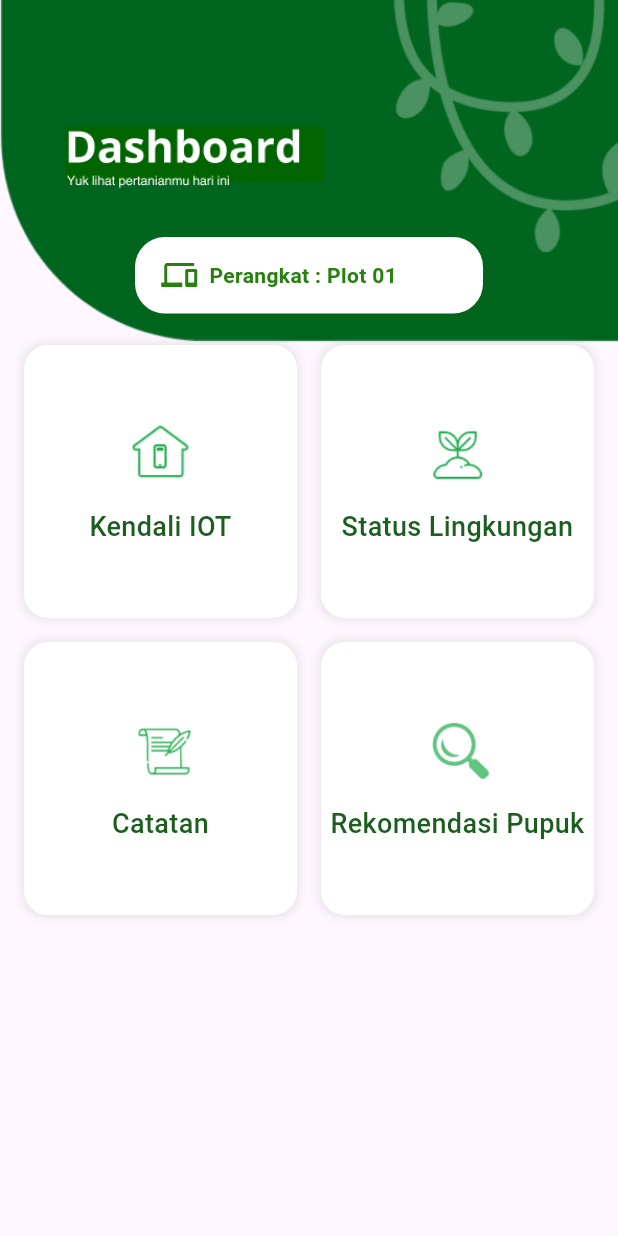
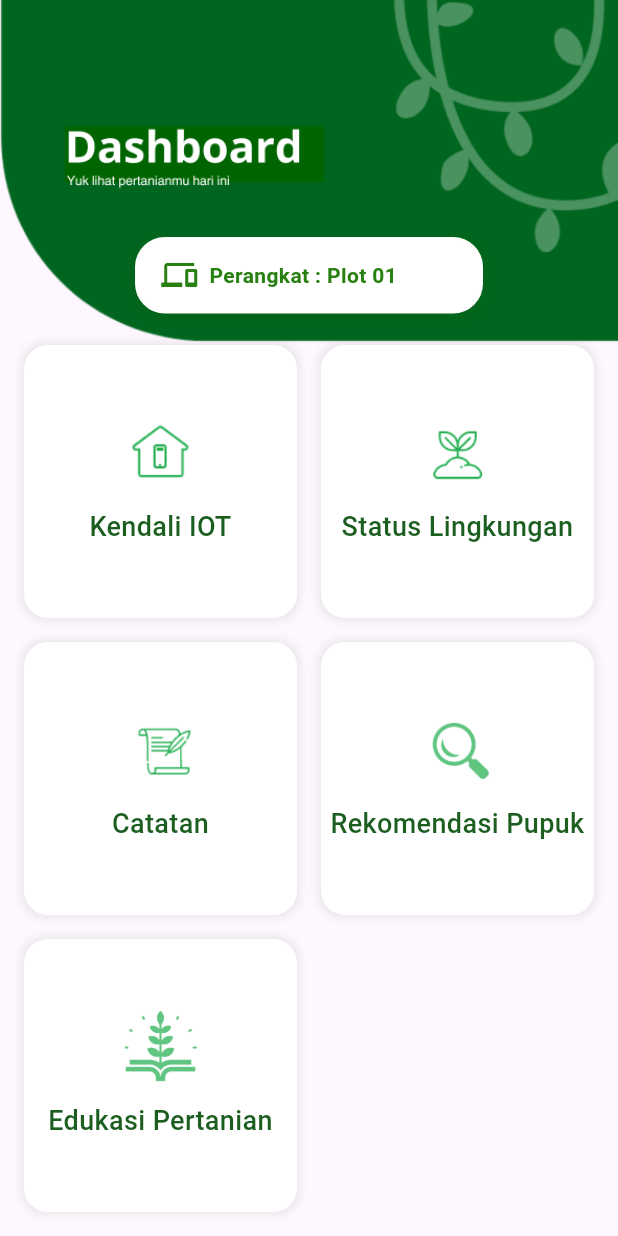
Before and after one commit to alvianfirdaus/JD-AlvianNurFirdaus-Sitanam, a Flutter app: the DashboardScreen screen opened by its route, on a phone screen of 412 x 824 dp. Run offline on Flutter 3.47's test engine with Material 3 defaults, Android fonts, the phone set to English and light mode, and no system bars; our stand-ins replace firebase_auth, firebase_core, firebase_database, fl_chart, shared_preferences, youtube_player_flutter; missing offline and left inert: mobile_scanner; accounts and stored records are empty.

Commit message:
build fitur edukasi pertanian

```diff
--- a/lib/Pages/dashboard.dart
+++ b/lib/Pages/dashboard.dart
@@ -6,6 +6,8 @@ import 'package:sitanam_alvian_apk/Pages/lingkungan.dart';
 import 'package:sitanam_alvian_apk/Pages/catatan.dart';
 import 'package:sitanam_alvian_apk/Pages/hitung_nutrisi.dart';
 import 'package:sitanam_alvian_apk/Pages/akun.dart';
+import 'package:sitanam_alvian_apk/Pages/edukasi.dart';
+// import 'package:sitanam_alvian_apk/Pages/cuaca_screen.dart';
 
 class DashboardScreen extends StatefulWidget {
   final int selectedIndex;
@@ -17,6 +19,8 @@ class DashboardScreen extends StatefulWidget {
 }
 
 class _DashboardScreenState extends State<DashboardScreen> {
+  static const double _headerHeight = 230;
+
   String selectedPlot = "Plot 01"; // Default selected plot
   Map<String, dynamic> plotData = {}; // Plot data
 
@@ -25,7 +29,6 @@ class _DashboardScreenState extends State<DashboardScreen> {
   @override
   void initState() {
     super.initState();
-    // _selectedIndex = widget.selectedIndex;
     _loadSelectedPlot(); // Load saved plot
   }
 
@@ -54,29 +57,21 @@ Widget build(BuildContext context) {
     return Scaffold(
       body: Stack(
         children: [
-        Column(
+          // ===== Scrollable content (di belakang header) =====
+          SingleChildScrollView(
+            // padding top = tinggi header, supaya konten mulai tepat di bawah header
+            padding: const EdgeInsets.only(top: _headerHeight),
+            child: Column(
               children: [
-            // Gambar Header
-            Container(
-              height: 230,
-              width: double.infinity,
-              decoration: BoxDecoration(
-                image: DecorationImage(
-                  image: AssetImage('assets/images/DashboardHeader.png'),
-                  fit: BoxFit.cover,
-                ),
-              ),
-            ),
                 // Grid Menu
-            Expanded(
-              child: Padding(
+                Padding(
                   padding: const EdgeInsets.symmetric(horizontal: 16.0),
                   child: GridView.count(
                     crossAxisCount: 2,
                     crossAxisSpacing: 16,
                     mainAxisSpacing: 16,
                     shrinkWrap: true,
-                  physics: NeverScrollableScrollPhysics(),
+                    physics: const NeverScrollableScrollPhysics(), // ikut scroll parent
                     children: [
                       DashboardItem(
                         imagePath: 'assets/images/iconcontrol.png',
@@ -118,13 +113,53 @@ Widget build(BuildContext context) {
                           );
                         },
                       ),
+                      DashboardItem(
+                        imagePath: 'assets/images/iconedu.png',
+                        label: 'Edukasi Pertanian',
+                        onTap: () {
+                          Navigator.push(
+                            context,
+                            MaterialPageRoute(builder: (context) => EdukasiScreen()),
+                          );
+                        },
+                      ),
+                      // DashboardItem(
+                      //   imagePath: 'assets/images/iconcuaca.png',
+                      //   label: 'Perkiraan Cuaca',
+                      //   onTap: () {
+                      //     Navigator.push(
+                      //       context,
+                      //       MaterialPageRoute(
+                      //         builder: (_) => const CuacaScreen(adm4: '35.10.16.1002'), // ganti kode ADM4 kamu
+                      //       ),
+                      //     );
+                      //   },
+                      // ),
                     ],
                   ),
                 ),
-            ),
+                const SizedBox(height: 24), // padding bawah
               ],
             ),
-        // PlotBox di tengah atas gambar
+          ),
+
+          // ===== Fixed header (tetap) =====
+          Positioned(
+            top: 0,
+            left: 0,
+            right: 0,
+            height: _headerHeight,
+            child: Container(
+              decoration: const BoxDecoration(
+                image: DecorationImage(
+                  image: AssetImage('assets/images/DashboardHeader.png'),
+                  fit: BoxFit.cover,
+                ),
+              ),
+            ),
+          ),
+
+          // ===== PlotBox di atas header (tetap) =====
           Positioned(
             top: 158,
             left: 90,
@@ -145,6 +180,7 @@ Widget build(BuildContext context) {
     );
   }
 }
+
 class PlotBox extends StatelessWidget {
   final bool isSelected;
   final String plotName;
@@ -161,9 +197,9 @@ class PlotBox extends StatelessWidget {
     return GestureDetector(
       onTap: onTap,
       child: Container(
-        padding: EdgeInsets.symmetric(horizontal: 16, vertical: 12),
+        padding: const EdgeInsets.symmetric(horizontal: 16, vertical: 12),
         decoration: BoxDecoration(
-          color: isSelected ? Color.fromARGB(255, 255, 255, 255) : Colors.white,
+          color: Colors.white,
           borderRadius: BorderRadius.circular(20),
           border: Border.all(
             color: isSelected ? const Color.fromARGB(255, 255, 255, 255) : Colors.green.shade900,
@@ -171,10 +207,10 @@ class PlotBox extends StatelessWidget {
           ),
           boxShadow: [
             BoxShadow(
-              color: Color.fromARGB(255, 8, 102, 12).withOpacity(0.3),
+              color: const Color.fromARGB(255, 8, 102, 12).withOpacity(0.3),
               spreadRadius: 2,
               blurRadius: 6,
-              offset: Offset(0, 3),
+              offset: const Offset(0, 3),
             ),
           ],
         ),
@@ -182,15 +218,15 @@ class PlotBox extends StatelessWidget {
           children: [
             Icon(
               Icons.devices,
-              color: isSelected ? Color.fromARGB(255, 39, 128, 15) : Colors.green[900],
+              color: isSelected ? const Color.fromARGB(255, 39, 128, 15) : Colors.green[900],
             ),
-            SizedBox(width: 8),
+            const SizedBox(width: 8),
             Text(
               'Perangkat : $plotName',
               style: TextStyle(
                 fontSize: 14,
                 fontWeight: FontWeight.bold,
-                color: isSelected ? Color.fromARGB(255, 39, 128, 15) : Colors.green[900],
+                color: isSelected ? const Color.fromARGB(255, 39, 128, 15) : Colors.green[900],
               ),
             ),
           ],
@@ -231,21 +267,21 @@ class DashboardItem extends StatelessWidget {
               ),
             ],
           ),
-          child: Center( // Tambahkan Center agar seluruh konten di tengah
+          child: Center(
             child: Column(
-              mainAxisSize: MainAxisSize.min, // Tambahan agar rapat
+              mainAxisSize: MainAxisSize.min,
               mainAxisAlignment: MainAxisAlignment.center,
-              crossAxisAlignment: CrossAxisAlignment.center, // Sejajarkan ke tengah horizontal
+              crossAxisAlignment: CrossAxisAlignment.center,
               children: [
                 Image.asset(
                   imagePath,
                   width: 48,
                   height: 48,
                 ),
-                SizedBox(height: 12),
+                const SizedBox(height: 12),
                 Text(
                   label,
-                  textAlign: TextAlign.center, // Tambahan ini untuk memastikan teks di tengah
+                  textAlign: TextAlign.center,
                   style: TextStyle(
                     fontSize: 18,
                     fontWeight: FontWeight.w500,
--- a/pubspec.yaml
+++ b/pubspec.yaml
@@ -48,6 +48,8 @@ dependencies:
   mobile_scanner: ^3.5.5
   flutter_switch: ^0.3.2
   lucide_icons: ^0.257.0
+  youtube_player_flutter: ^8.1.2
+  http: ^1.2.2
 
 dev_dependencies:
   flutter_test:
```
Also changed, not shown: lib/Pages/edukasi.dart (added, +328 -0 lines), assets/images/cuaca.png (added), assets/images/edukasi.png (added), assets/images/iconcuaca.png (added), assets/images/iconedu.png (added), pubspec.lock. Lines whose indentation alone changed are shown as unchanged.
